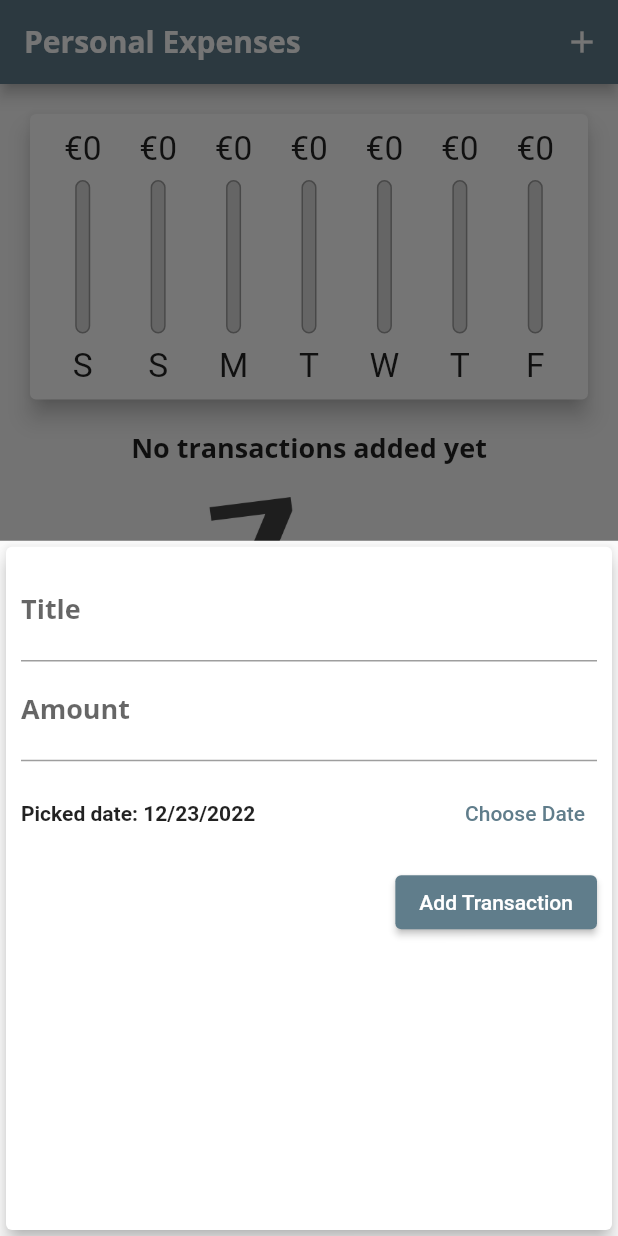
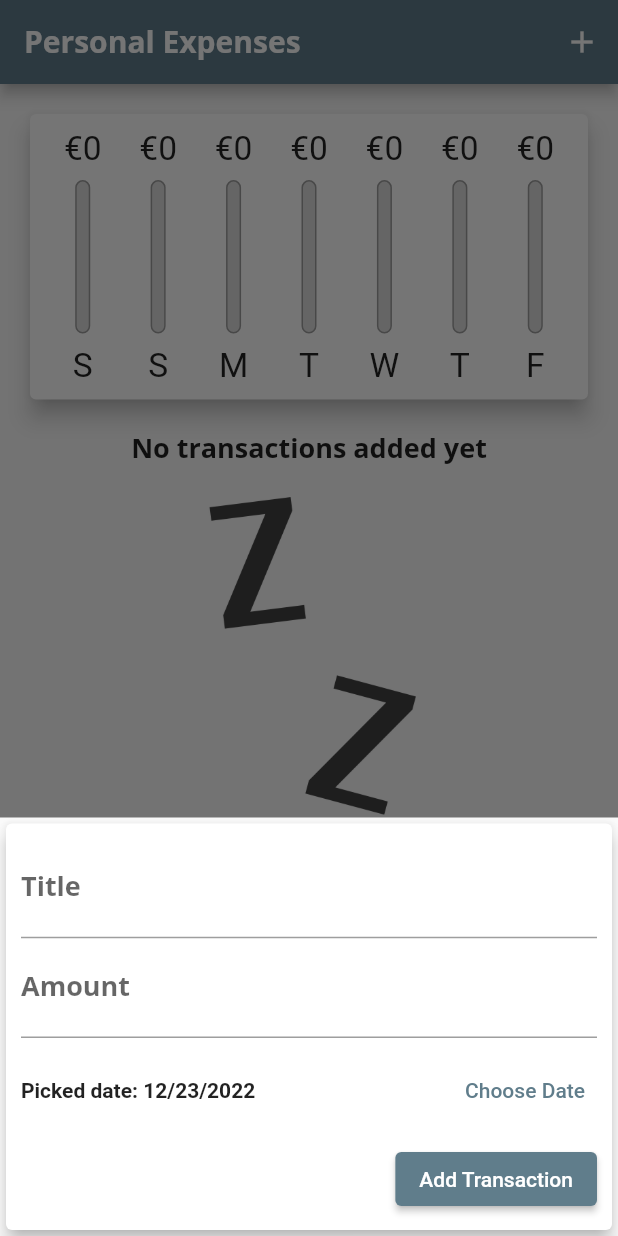
Before and after one commit to airinpopcorn/expenses_project, a Flutter app: the screen it shows after launch, after a tap on the "add" icon, on a phone screen of 412 x 824 dp. Run offline on Flutter 3.47's test engine with Material 2 defaults, Android fonts, the phone set to English and light mode, and no system bars.

Commit message:
Refactor mediaQuery

```diff
--- a/lib/main.dart
+++ b/lib/main.dart
@@ -68,8 +68,14 @@ class _MyHomePageState extends State<MyHomePage> {
   void _startAddNewTransaction(BuildContext ctx) {
     showModalBottomSheet(
       context: ctx,
+      isScrollControlled: true,
       builder: (buildCtx) {
-        return NewTransaction(_addNewTransaction);
+        return SingleChildScrollView(
+            child: Container(
+          padding:
+              EdgeInsets.only(bottom: MediaQuery.of(context).viewInsets.bottom),
+          child: NewTransaction(_addNewTransaction),
+        ));
       },
     );
   }
--- a/lib/widgets/new_transaction.dart
+++ b/lib/widgets/new_transaction.dart
@@ -52,7 +52,8 @@ class _NewTransactionState extends State<NewTransaction> {
 
   @override
   Widget build(BuildContext context) {
-    return Card(
+    return SingleChildScrollView(
+      child: Card(
         elevation: 5,
         child: Container(
           padding: EdgeInsets.all(10),
@@ -101,6 +102,7 @@ class _NewTransactionState extends State<NewTransaction> {
             ],
           ),
         ),
+      ),
     );
   }
 }
```
Also changed, not shown: lib/widgets/transaction_list.dart (+17 -5 lines). Lines whose indentation alone changed are shown as unchanged.
